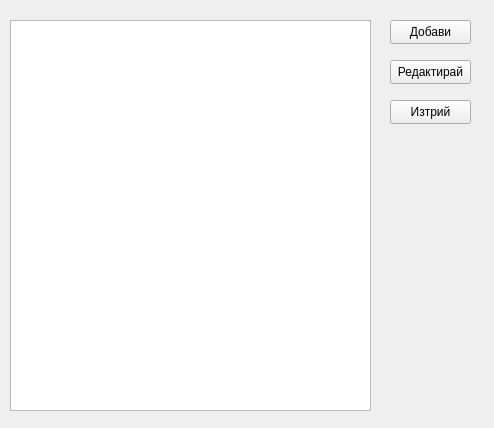
Before: the Qt Designer form src/View/SettingsDialog/PriceListSettings/PriceListSettings.ui in thefinalcutbg/DinoDent, drawn with Qt 5.
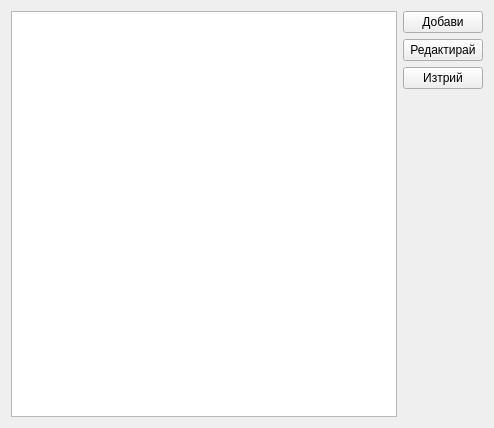
After: the same form once the commit is applied.

Commit message: SettingsDialog unified buttonds

The edit to the form file:
```diff
--- a/src/View/SettingsDialog/PriceListSettings/PriceListSettings.ui
+++ b/src/View/SettingsDialog/PriceListSettings/PriceListSettings.ui
@@ -13,55 +13,49 @@
   <property name="windowTitle">
    <string>PriceListSettings</string>
   </property>
-  <widget class="QTableView" name="tableView">
-   <property name="geometry">
-    <rect>
-     <x>10</x>
-     <y>20</y>
-     <width>361</width>
-     <height>391</height>
-    </rect>
-   </property>
-  </widget>
+  <layout class="QHBoxLayout" name="horizontalLayout">
+   <item>
+    <widget class="QTableView" name="tableView"/>
+   </item>
+   <item>
+    <layout class="QVBoxLayout" name="verticalLayout">
+     <item>
   <widget class="QPushButton" name="addButton">
-   <property name="geometry">
-    <rect>
-     <x>390</x>
-     <y>20</y>
-     <width>81</width>
-     <height>24</height>
-    </rect>
-   </property>
    <property name="text">
     <string>Добави</string>
    </property>
   </widget>
-  <widget class="QPushButton" name="deleteButton">
-   <property name="geometry">
-    <rect>
-     <x>390</x>
-     <y>100</y>
-     <width>81</width>
-     <height>24</height>
-    </rect>
-   </property>
-   <property name="text">
-    <string>Изтрий</string>
-   </property>
-  </widget>
+     </item>
+     <item>
   <widget class="QPushButton" name="editButton">
-   <property name="geometry">
-    <rect>
-     <x>390</x>
-     <y>60</y>
-     <width>81</width>
-     <height>24</height>
-    </rect>
-   </property>
    <property name="text">
     <string>Редактирай</string>
    </property>
   </widget>
+     </item>
+     <item>
+      <widget class="QPushButton" name="deleteButton">
+       <property name="text">
+        <string>Изтрий</string>
+       </property>
+      </widget>
+     </item>
+     <item>
+      <spacer name="verticalSpacer">
+       <property name="orientation">
+        <enum>Qt::Vertical</enum>
+       </property>
+       <property name="sizeHint" stdset="0">
+        <size>
+         <width>20</width>
+         <height>40</height>
+        </size>
+       </property>
+      </spacer>
+     </item>
+    </layout>
+   </item>
+  </layout>
  </widget>
  <layoutdefault spacing="6" margin="11"/>
  <resources/>
```
Lines whose indentation alone changed are shown as unchanged. The commit also changes 51 other files.
